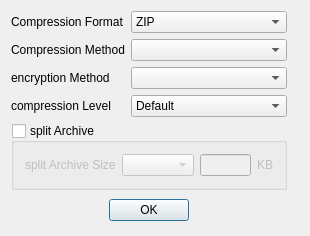
Before: the Qt Designer form UnArkWCX_Opts/unarkwcx_opts.ui in jgh0721/unarkwcx, drawn with Qt 5.
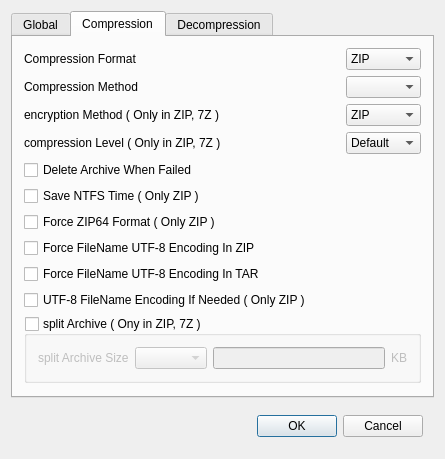
After: the same form once the commit is applied. The open tabs and pages were chosen to show the change.

Diff of the .ui file:
```diff
--- a/UnArkWCX_Opts/unarkwcx_opts.ui
+++ b/UnArkWCX_Opts/unarkwcx_opts.ui
@@ -6,28 +6,204 @@
    <rect>
     <x>0</x>
     <y>0</y>
-    <width>310</width>
-    <height>236</height>
+    <width>445</width>
+    <height>403</height>
    </rect>
   </property>
   <property name="windowTitle">
    <string>UnArkWCX Configuration</string>
   </property>
+  <layout class="QGridLayout" name="gridLayout_2">
+   <item row="0" column="0">
+    <widget class="QTabWidget" name="tabUnArkWCX">
+     <property name="currentIndex">
+      <number>0</number>
+     </property>
+     <widget class="QWidget" name="pageGlobal">
+      <attribute name="title">
+       <string>Global</string>
+      </attribute>
+      <layout class="QGridLayout" name="gridLayout_5">
+       <item row="2" column="0">
+        <widget class="QCheckBox" name="chkLongPathNameExceedsMAXPATH">
+         <property name="text">
+          <string>Use Long Path Name even if exceeds 260 lengths!</string>
+         </property>
+        </widget>
+       </item>
+       <item row="1" column="0">
+        <widget class="QCheckBox" name="chkIgnoreMACOSMetaFolder">
+         <property name="text">
+          <string>Ignore Mac OS X Meta Folder</string>
+         </property>
+        </widget>
+       </item>
+       <item row="3" column="0">
+        <widget class="QCheckBox" name="chkTreatUnixZIPAsUTF8">
+         <property name="text">
+          <string>Treat Unix ZIP FileName As UTF-8</string>
+         </property>
+        </widget>
+       </item>
+       <item row="0" column="0">
+        <widget class="QCheckBox" name="chkConvertNFD2NFCWhenMACOS">
+         <property name="text">
+          <string>Convert NFD To NFC When Mac OS</string>
+         </property>
+        </widget>
+       </item>
+       <item row="4" column="0">
+        <widget class="QCheckBox" name="chkTreatTGZAsSolidArchive">
+         <property name="text">
+          <string>Treat TGZ as Solid Archive</string>
+         </property>
+        </widget>
+       </item>
+       <item row="6" column="0">
+        <spacer name="verticalSpacer_3">
+         <property name="orientation">
+          <enum>Qt::Vertical</enum>
+         </property>
+         <property name="sizeHint" stdset="0">
+          <size>
+           <width>20</width>
+           <height>40</height>
+          </size>
+         </property>
+        </spacer>
+       </item>
+       <item row="5" column="0">
+        <widget class="QCheckBox" name="chkTreatTBZAsSolidArchive">
+         <property name="text">
+          <string>Treat TBZ as Solid Archive</string>
+         </property>
+        </widget>
+       </item>
+      </layout>
+     </widget>
+     <widget class="QWidget" name="pageCompression">
+      <attribute name="title">
+       <string>Compression</string>
+      </attribute>
   <layout class="QGridLayout" name="gridLayout">
-   <item row="1" column="0">
+       <item row="2" column="2">
+        <widget class="QComboBox" name="cbxEncryptionMethod">
+         <item>
+          <property name="text">
+           <string>ZIP</string>
+          </property>
+         </item>
+         <item>
+          <property name="text">
+           <string>AES256</string>
+          </property>
+         </item>
+        </widget>
+       </item>
+       <item row="8" column="0">
+        <widget class="QCheckBox" name="chkFileNameUTF8InTAR">
+         <property name="text">
+          <string>Force FileName UTF-8 Encoding In TAR</string>
+         </property>
+        </widget>
+       </item>
+       <item row="2" column="0" colspan="2">
+        <widget class="QLabel" name="label_3">
+         <property name="text">
+          <string>encryption Method ( Only in ZIP, 7Z )</string>
+         </property>
+        </widget>
+       </item>
+       <item row="3" column="0" colspan="2">
+        <widget class="QLabel" name="label_4">
+         <property name="text">
+          <string>compression Level ( Only in ZIP, 7Z )</string>
+         </property>
+        </widget>
+       </item>
+       <item row="1" column="2">
+        <widget class="QComboBox" name="cbxCompressionMethod"/>
+       </item>
+       <item row="1" column="0" colspan="2">
     <widget class="QLabel" name="label_2">
      <property name="text">
       <string>Compression Method</string>
      </property>
     </widget>
    </item>
-   <item row="1" column="1" colspan="2">
-    <widget class="QComboBox" name="cbxCompressionMethod"/>
-   </item>
-   <item row="2" column="0">
-    <widget class="QLabel" name="label_3">
+       <item row="10" column="0" colspan="3">
+        <widget class="QGroupBox" name="grpSplitArchive">
+         <property name="title">
+          <string>split Archive ( Ony in ZIP, 7Z )</string>
+         </property>
+         <property name="checkable">
+          <bool>true</bool>
+         </property>
+         <property name="checked">
+          <bool>false</bool>
+         </property>
+         <layout class="QHBoxLayout" name="horizontalLayout_2">
+          <item>
+           <widget class="QLabel" name="lblSplitArchiveSize">
+            <property name="text">
+             <string>split Archive Size</string>
+            </property>
+           </widget>
+          </item>
+          <item>
+           <widget class="QComboBox" name="cbxSplitArchiveSize"/>
+          </item>
+          <item>
+           <widget class="QLineEdit" name="edtSplitArchiveSize"/>
+          </item>
+          <item>
+           <widget class="QLabel" name="lblSplitArchiveSizeKB">
      <property name="text">
-      <string>encryption Method</string>
+             <string>KB</string>
+            </property>
+           </widget>
+          </item>
+         </layout>
+        </widget>
+       </item>
+       <item row="7" column="0">
+        <widget class="QCheckBox" name="chkFileNameUTF8InZIP">
+         <property name="text">
+          <string>Force FileName UTF-8 Encoding In ZIP</string>
+         </property>
+        </widget>
+       </item>
+       <item row="4" column="0">
+        <widget class="QCheckBox" name="chkDeleteArchiveWhenFailed">
+         <property name="text">
+          <string>Delete Archive When Failed</string>
+         </property>
+        </widget>
+       </item>
+       <item row="6" column="0">
+        <widget class="QCheckBox" name="chkForceZIP64Format">
+         <property name="text">
+          <string>Force ZIP64 Format ( Only ZIP )</string>
+         </property>
+        </widget>
+       </item>
+       <item row="11" column="0">
+        <spacer name="verticalSpacer">
+         <property name="orientation">
+          <enum>Qt::Vertical</enum>
+         </property>
+         <property name="sizeHint" stdset="0">
+          <size>
+           <width>20</width>
+           <height>40</height>
+          </size>
+         </property>
+        </spacer>
+       </item>
+       <item row="5" column="0">
+        <widget class="QCheckBox" name="chkSaveNTFSTime">
+         <property name="text">
+          <string>Save NTFS Time ( Only ZIP )</string>
      </property>
     </widget>
    </item>
@@ -38,7 +214,7 @@
      </property>
     </widget>
    </item>
-   <item row="0" column="1" colspan="2">
+       <item row="0" column="2">
     <widget class="QComboBox" name="cbxCompressionFormats">
      <item>
       <property name="text">
@@ -72,23 +248,7 @@
      </item>
     </widget>
    </item>
-   <item row="0" column="3">
-    <spacer name="horizontalSpacer">
-     <property name="orientation">
-      <enum>Qt::Horizontal</enum>
-     </property>
-     <property name="sizeHint" stdset="0">
-      <size>
-       <width>40</width>
-       <height>20</height>
-      </size>
-     </property>
-    </spacer>
-   </item>
-   <item row="2" column="1" colspan="2">
-    <widget class="QComboBox" name="cbxEncryptionMethod"/>
-   </item>
-   <item row="3" column="1" colspan="2">
+       <item row="3" column="2">
     <widget class="QComboBox" name="cbxCompressionLevel">
      <item>
       <property name="text">
@@ -147,30 +307,92 @@
      </item>
     </widget>
    </item>
+       <item row="9" column="0">
+        <widget class="QCheckBox" name="chkUseFileNameUTF8IfNeeded">
+         <property name="text">
+          <string>UTF-8 FileName Encoding If Needed ( Only ZIP )</string>
+         </property>
+        </widget>
+       </item>
+      </layout>
+     </widget>
+     <widget class="QWidget" name="pageDecompression">
+      <attribute name="title">
+       <string>Decompression</string>
+      </attribute>
+      <layout class="QGridLayout" name="gridLayout_3">
+       <item row="0" column="0">
+        <widget class="QGroupBox" name="groupBox">
+         <property name="title">
+          <string>CodePage</string>
+         </property>
+         <layout class="QGridLayout" name="gridLayout_4">
+          <item row="1" column="0">
+           <widget class="QLabel" name="label_8">
+            <property name="text">
+             <string>FileName</string>
+            </property>
+           </widget>
+          </item>
+          <item row="2" column="0">
+           <widget class="QLabel" name="label_9">
+            <property name="text">
+             <string>Comment</string>
+            </property>
+           </widget>
+          </item>
+          <item row="0" column="0">
+           <widget class="QLabel" name="label_7">
+            <property name="text">
+             <string>FileSystem</string>
+            </property>
+           </widget>
+          </item>
    <item row="3" column="0">
-    <widget class="QLabel" name="label_4">
+           <widget class="QLabel" name="label_10">
      <property name="text">
-      <string>compression Level</string>
+             <string>Password</string>
      </property>
     </widget>
    </item>
-   <item row="5" column="0" colspan="3">
+          <item row="4" column="0">
+           <widget class="QCheckBox" name="chkAutoDetectEncoding">
+            <property name="text">
+             <string>Auto Detect CodePage</string>
+            </property>
+           </widget>
+          </item>
+         </layout>
+        </widget>
+       </item>
+       <item row="1" column="0">
+        <spacer name="verticalSpacer_2">
+         <property name="orientation">
+          <enum>Qt::Vertical</enum>
+         </property>
+         <property name="sizeHint" stdset="0">
+          <size>
+           <width>20</width>
+           <height>40</height>
+          </size>
+         </property>
+        </spacer>
+       </item>
+      </layout>
+     </widget>
+    </widget>
+   </item>
+   <item row="1" column="0">
     <widget class="QWidget" name="widget" native="true">
      <layout class="QHBoxLayout" name="horizontalLayout">
-      <property name="topMargin">
-       <number>0</number>
-      </property>
-      <property name="bottomMargin">
-       <number>0</number>
-      </property>
       <item>
-       <spacer name="horizontalSpacer_2">
+       <spacer name="horizontalSpacer">
         <property name="orientation">
          <enum>Qt::Horizontal</enum>
         </property>
         <property name="sizeHint" stdset="0">
          <size>
-          <width>40</width>
+          <width>199</width>
           <height>20</height>
          </size>
         </property>
@@ -184,50 +406,9 @@
        </widget>
       </item>
       <item>
-       <spacer name="horizontalSpacer_3">
-        <property name="orientation">
-         <enum>Qt::Horizontal</enum>
-        </property>
-        <property name="sizeHint" stdset="0">
-         <size>
-          <width>40</width>
-          <height>20</height>
-         </size>
-        </property>
-       </spacer>
-      </item>
-     </layout>
-    </widget>
-   </item>
-   <item row="4" column="0" colspan="3">
-    <widget class="QGroupBox" name="grpSplitArchive">
-     <property name="title">
-      <string>split Archive</string>
-     </property>
-     <property name="checkable">
-      <bool>true</bool>
-     </property>
-     <property name="checked">
-      <bool>false</bool>
-     </property>
-     <layout class="QHBoxLayout" name="horizontalLayout_2">
-      <item>
-       <widget class="QLabel" name="label_5">
+       <widget class="QPushButton" name="cancelButton">
         <property name="text">
-         <string>split Archive Size</string>
-        </property>
-       </widget>
-      </item>
-      <item>
-       <widget class="QComboBox" name="cbxSplitArchiveSize"/>
-      </item>
-      <item>
-       <widget class="QLineEdit" name="edtSplitArchiveSize"/>
-      </item>
-      <item>
-       <widget class="QLabel" name="label_6">
-        <property name="text">
-         <string>KB</string>
+         <string>Cancel</string>
         </property>
        </widget>
       </item>
```
Left out of the diff: 2 changed lines with no effect on the pictures. Lines whose indentation alone changed are shown as unchanged.
